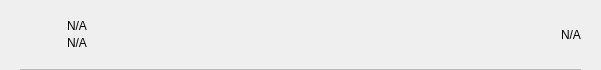
Above: src/qt/pivx/forms/txrow.ui from MotoAcidic/pivx-gui before the change. Below: the same form after it.
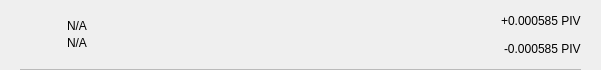
That is the form after the change.

```diff
--- a/src/qt/pivx/forms/txrow.ui
+++ b/src/qt/pivx/forms/txrow.ui
@@ -133,13 +133,47 @@
           </layout>
          </item>
          <item>
-          <widget class="QLabel" name="lblAmount">
-           <property name="styleSheet">
-            <string notr="true"/>
+          <widget class="QWidget" name="containerAmounts" native="true">
+           <property name="minimumSize">
+            <size>
+             <width>80</width>
+             <height>0</height>
+            </size>
            </property>
-           <property name="text">
-            <string notr="true">N/A</string>
-           </property>
+           <layout class="QVBoxLayout" name="verticalLayout_4">
+            <property name="leftMargin">
+             <number>0</number>
+            </property>
+            <property name="topMargin">
+             <number>0</number>
+            </property>
+            <property name="rightMargin">
+             <number>0</number>
+            </property>
+            <property name="bottomMargin">
+             <number>0</number>
+            </property>
+            <item alignment="Qt::AlignRight">
+             <widget class="QLabel" name="lblAmountTop">
+              <property name="styleSheet">
+               <string notr="true"/>
+              </property>
+              <property name="text">
+               <string>+0.000585 PIV</string>
+              </property>
+             </widget>
+            </item>
+            <item alignment="Qt::AlignRight">
+             <widget class="QLabel" name="lblAmountBottom">
+              <property name="styleSheet">
+               <string notr="true"/>
+              </property>
+              <property name="text">
+               <string>-0.000585 PIV</string>
+              </property>
+             </widget>
+            </item>
+           </layout>
           </widget>
          </item>
         </layout>
```
